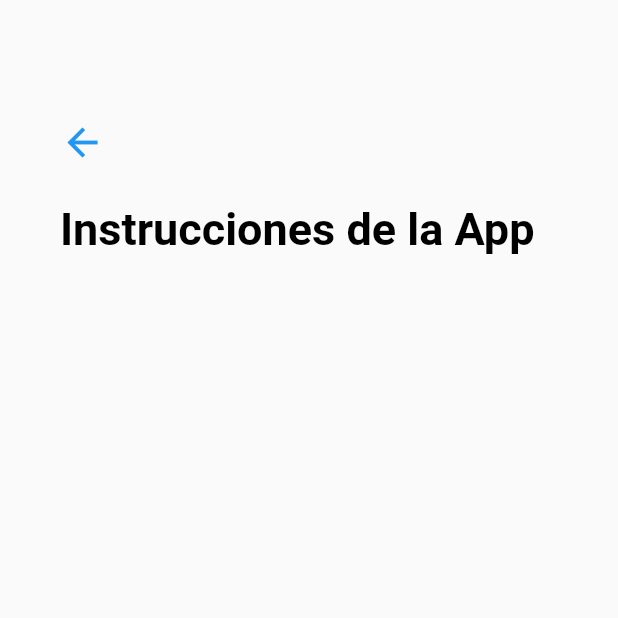
After one commit to Savecoders/TodoList, a Flutter app: the Instruccions screen opened directly, on a phone screen of 412 x 824 dp, the top half of it. The commit adds this screen. Run offline on Flutter 3.47's test engine with Material 2 defaults, Android fonts, the phone set to English and light mode, and no system bars; our stand-ins replace flutter_speed_dial, sqflite; accounts and stored records are empty.

```diff
--- /dev/null
+++ b/lib/models/colors.dart
@@ -0,0 +1,6 @@
+import 'package:flutter/material.dart';
+
+const bodyColor = Color(0xFFFFFFFF);
+const bodyColorDark = Color(0xFF1D2029);
+const buttonColor = Color(0xFF1C448E);
+const linkEvents = Color(0xFF0368FF);
--- /dev/null
+++ b/lib/screens/instruccions.dart
@@ -0,0 +1,50 @@
+import 'package:flutter/material.dart';
+import 'package:flutter/cupertino.dart';
+
+class Instruccions extends StatefulWidget {
+
+  @override
+  _InstruccionsState createState() => _InstruccionsState();
+}
+
+class _InstruccionsState extends State<Instruccions> {
+  @override
+  Widget build(BuildContext context) {
+    return Scaffold(
+      body: GestureDetector(
+        onTap: () => FocusScope.of(context).unfocus(),
+        child: SingleChildScrollView(
+          child: Container(
+            padding: EdgeInsets.symmetric(horizontal: 40, vertical: 80),
+            child: Column(
+              crossAxisAlignment: CrossAxisAlignment.start,
+              children: [
+                GestureDetector(
+                  onTap: () {
+                    Navigator.pop(context);
+                  },
+                  child: Icon(
+                    Icons.arrow_back,
+                    size: 30,
+                    color: Theme.of(context).primaryColor,
+                  ),
+                ),
+                SizedBox(
+                  height: 25,
+                ),
+                 Text('Instrucciones de la App',
+                    style: TextStyle(
+                        color: Colors.black,
+                        fontSize: 30,
+                        fontWeight: FontWeight.bold)),
+                SizedBox(
+                  height: 10,
+                ),
+              ],
+            ),
+          )
+        ),
+      ),
+    );
+  }
+}
--- a/pubspec.yaml
+++ b/pubspec.yaml
@@ -32,7 +32,7 @@ dependencies:
   intl_translation: ^0.17.10
   sqflite: ^1.1.7
   path_provider: ^1.3.0
-
+  flutter_speed_dial: ^1.2.5
 dev_dependencies:
   flutter_test:
     sdk: flutter
```
Also changed, not shown: lib/events/buttonAction.dart (added, +45 -0 lines), lib/models/button.dart (deleted, +0 -20 lines), lib/screens/todo_list_screen.dart (+3 -13 lines), pubspec.lock.
